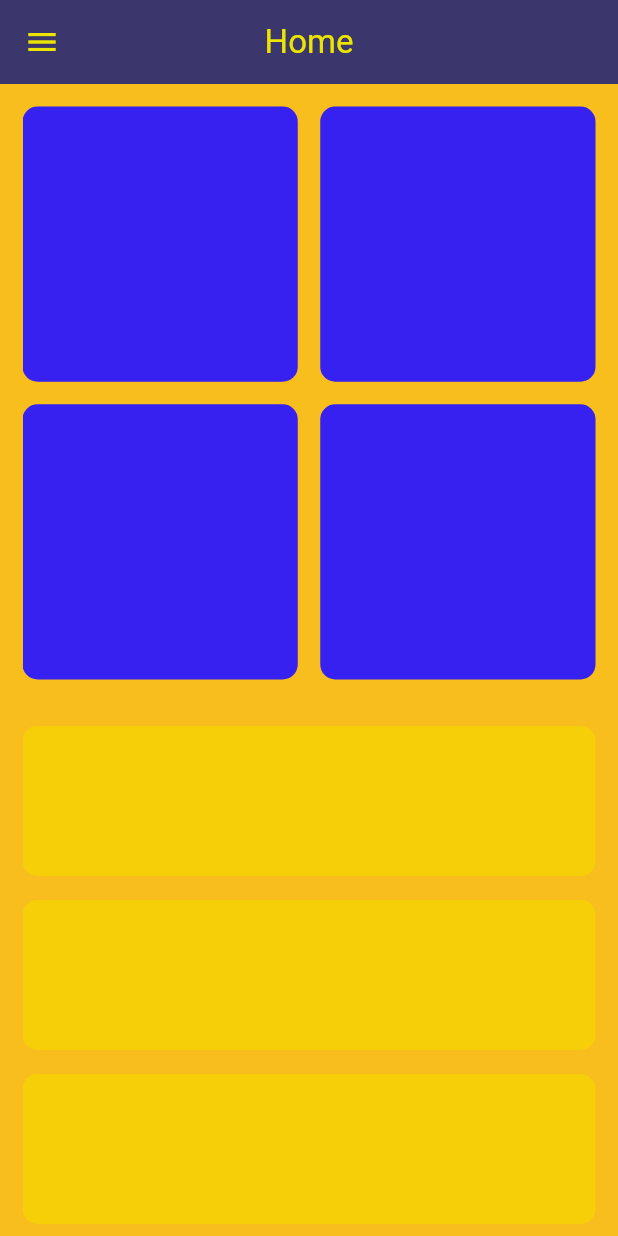
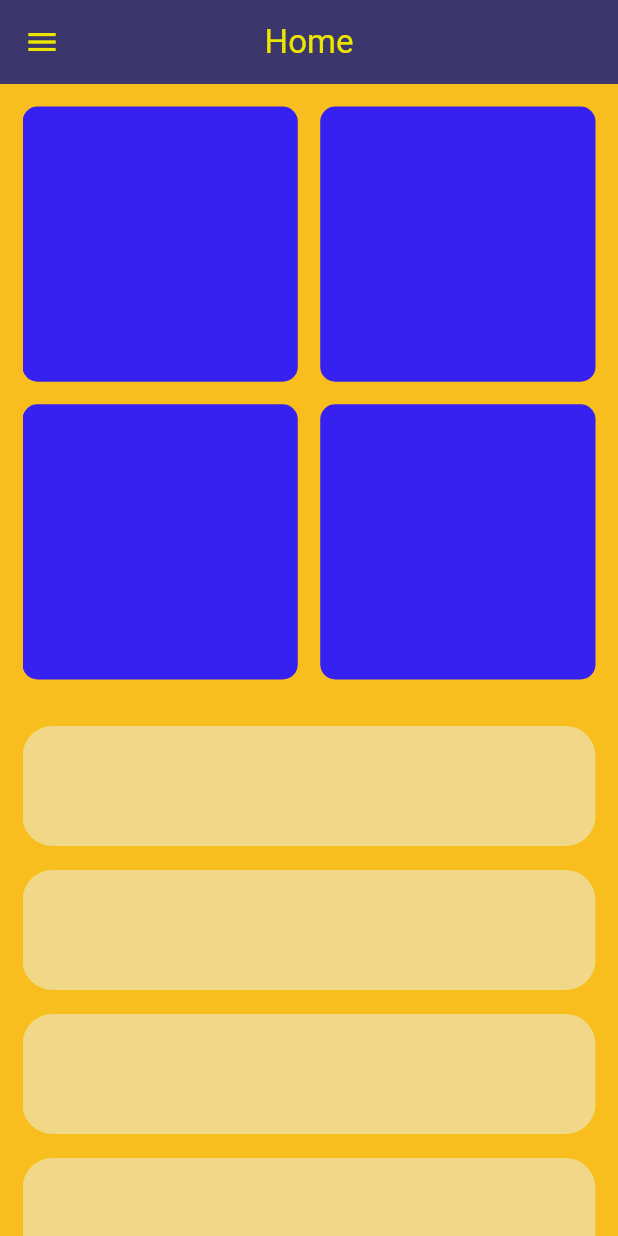
Before and after one commit to Devsaci/ts_sect3_responsive_desing, a Flutter app: the screen it shows after launch, on a phone screen of 412 x 824 dp. Run offline on Flutter 3.47's test engine with Material 3 defaults, Android fonts, the light colour scheme and no system bars; our stand-ins replace font_awesome_flutter.

Commit message:
height: 80,

```diff
--- a/lib/view/widgets/custom_item_2.dart
+++ b/lib/view/widgets/custom_item_2.dart
@@ -6,10 +6,10 @@ class CustomItem2 extends StatelessWidget {
   @override
   Widget build(BuildContext context) {
     return Container(
-      height: 100,
+      height: 80,
       decoration: BoxDecoration(
-        color: const Color.fromARGB(255, 246, 207, 9),
-        borderRadius: BorderRadius.circular(10),
+        color: const Color.fromARGB(255, 241, 215, 136),
+        borderRadius: BorderRadius.circular(20),
       ),
     );
   }
```
